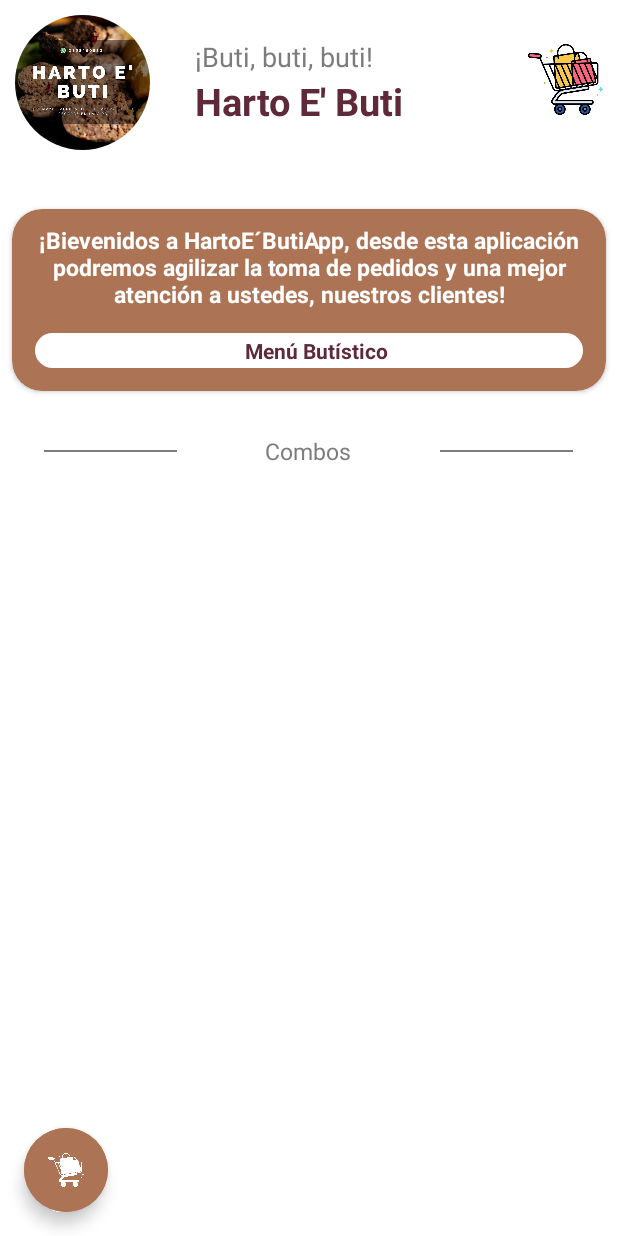
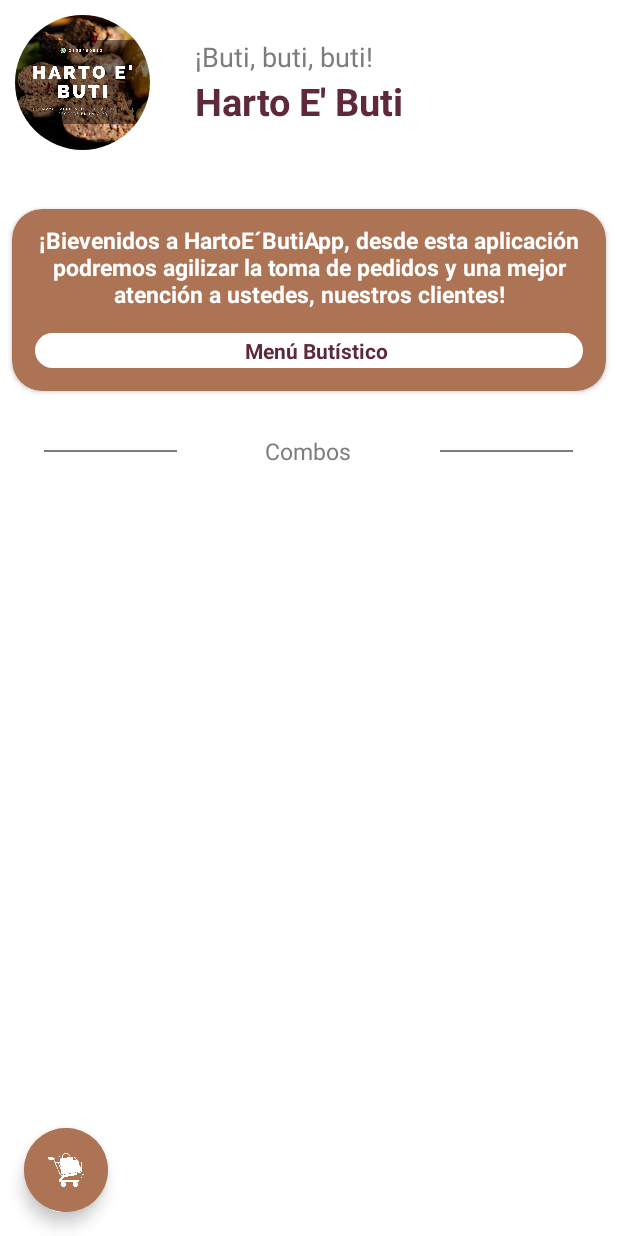
Before and after one commit to repleyva/hartoebuti2.0, an Android app: the screen it shows after launch (MainActivity), on a phone screen of 412 x 824 dp. Run offline under Robolectric (Android 15) with nearby library versions, the phone set to English and light mode, and no system bars; our stand-ins replace CircleImageView, data binding.

Commit message:
Agregando actividades faltantes

```diff
--- a/HartoEButi20/app/build.gradle
+++ b/HartoEButi20/app/build.gradle
@@ -70,4 +70,5 @@ dependencies {
     implementation "androidx.activity:activity-ktx:1.4.0"
     implementation "androidx.fragment:fragment-ktx:1.3.6"
     implementation 'androidx.navigation:navigation-ui-ktx:2.3.5'
+
 }
--- a/HartoEButi20/app/src/main/java/repleyva/dev/hartoebuti20/MainActivity.kt
+++ b/HartoEButi20/app/src/main/java/repleyva/dev/hartoebuti20/view/MainActivity.kt
@@ -1,4 +1,4 @@
-package repleyva.dev.hartoebuti20
+package repleyva.dev.hartoebuti20.view
 
 import android.content.Context
 import android.net.ConnectivityManager
@@ -28,7 +28,8 @@ class MainActivity : AppCompatActivity() {
 
     /*
     * TODO:
-    *  - Idear El carrito de compras e implementar el touch para cada tarjeta
+    *  - implementar navigation
+    *  - Ver crrito de compras
     *  */
 
     lateinit var binding: ActivityMainBinding
--- a/HartoEButi20/app/src/main/res/layout/activity_main.xml
+++ b/HartoEButi20/app/src/main/res/layout/activity_main.xml
@@ -1,5 +1,6 @@
 <?xml version="1.0" encoding="utf-8"?>
-<layout xmlns:tools="http://schemas.android.com/tools"
+<layout
+    xmlns:tools="http://schemas.android.com/tools"
     xmlns:android="http://schemas.android.com/apk/res/android"
     xmlns:app="http://schemas.android.com/apk/res-auto">
 
@@ -10,7 +11,7 @@
     <androidx.constraintlayout.widget.ConstraintLayout
         android:layout_width="match_parent"
         android:layout_height="match_parent"
-        tools:context=".MainActivity">
+        tools:context=".view.MainActivity">
 
         <com.google.android.material.floatingactionbutton.ExtendedFloatingActionButton
             android:id="@+id/btnCart"
@@ -76,25 +77,7 @@
 
                 </LinearLayout>
 
-                <androidx.constraintlayout.widget.ConstraintLayout
-                    android:layout_width="match_parent"
-                    android:layout_height="match_parent">
 
-                    <ImageView
-                        android:layout_width="50dp"
-                        android:layout_height="50dp"
-                        android:layout_gravity="center"
-                        android:layout_marginEnd="10dp"
-                        android:layout_marginRight="10dp"
-                        android:background="@drawable/cart_logo"
-                        app:layout_constraintBottom_toBottomOf="parent"
-                        app:layout_constraintEnd_toEndOf="parent"
-                        app:layout_constraintTop_toTopOf="parent"
-                        app:layout_constraintVertical_bias="0.466">
-
-                    </ImageView>
-
-                </androidx.constraintlayout.widget.ConstraintLayout>
             </LinearLayout>
             <!-- end header -->
 
@@ -219,6 +202,8 @@
                 android:layout_marginTop="@dimen/text">
 
             </androidx.recyclerview.widget.RecyclerView>
+
+
         </RelativeLayout>
 
     </androidx.constraintlayout.widget.ConstraintLayout>
--- a/HartoEButi20/build.gradle
+++ b/HartoEButi20/build.gradle
@@ -6,7 +6,7 @@ buildscript {
     }
     dependencies {
         classpath "com.android.tools.build:gradle:7.0.2"
-        classpath "org.jetbrains.kotlin:kotlin-gradle-plugin:1.5.30"
+        classpath 'org.jetbrains.kotlin:kotlin-gradle-plugin:1.5.31'
 
         // NOTE: Do not place your application dependencies here; they belong
         // in the individual module build.gradle files
```
Also changed, not shown: HartoEButi20/app/src/main/AndroidManifest.xml (+12 -3 lines), HartoEButi20/app/src/main/java/repleyva/dev/hartoebuti20/view/CartActivity.kt (added, +12 -0 lines), HartoEButi20/app/src/main/java/repleyva/dev/hartoebuti20/view/FinishOrderActivity.kt (added, +12 -0 lines), HartoEButi20/app/src/main/java/repleyva/dev/hartoebuti20/view/FormActivity.kt (added, +12 -0 lines), HartoEButi20/app/src/main/res/layout/activity_cart.xml (added, +9 -0 lines), HartoEButi20/app/src/main/res/layout/activity_finish_order.xml (added, +9 -0 lines), HartoEButi20/app/src/main/res/layout/activity_form.xml (added, +9 -0 lines).
